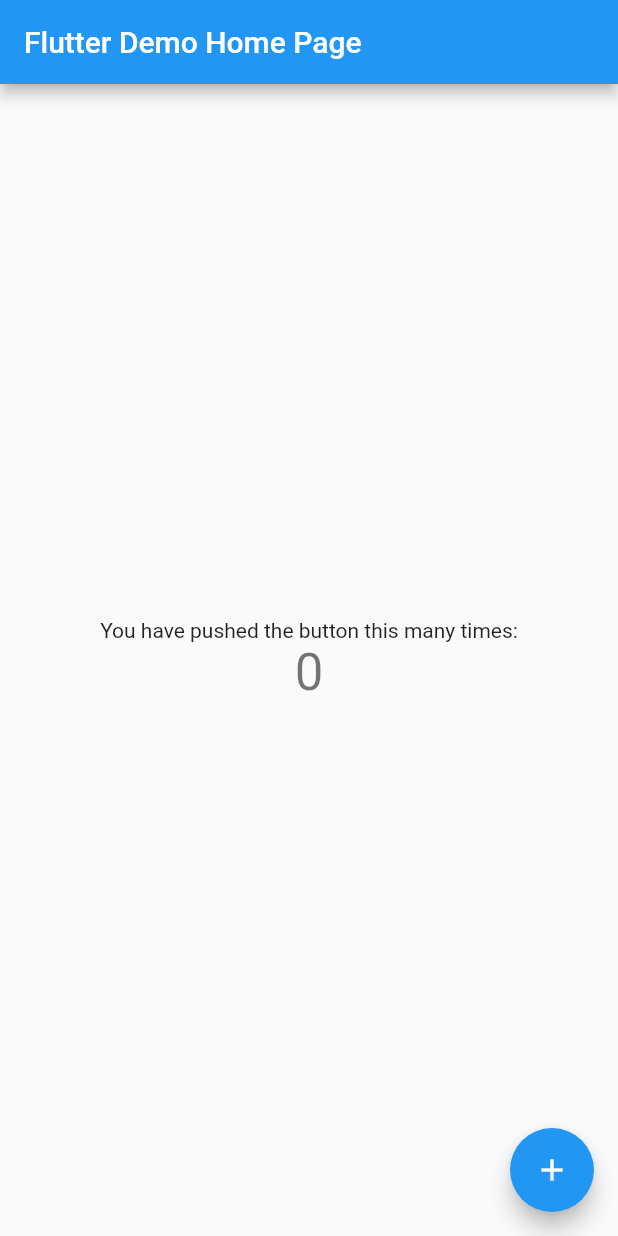
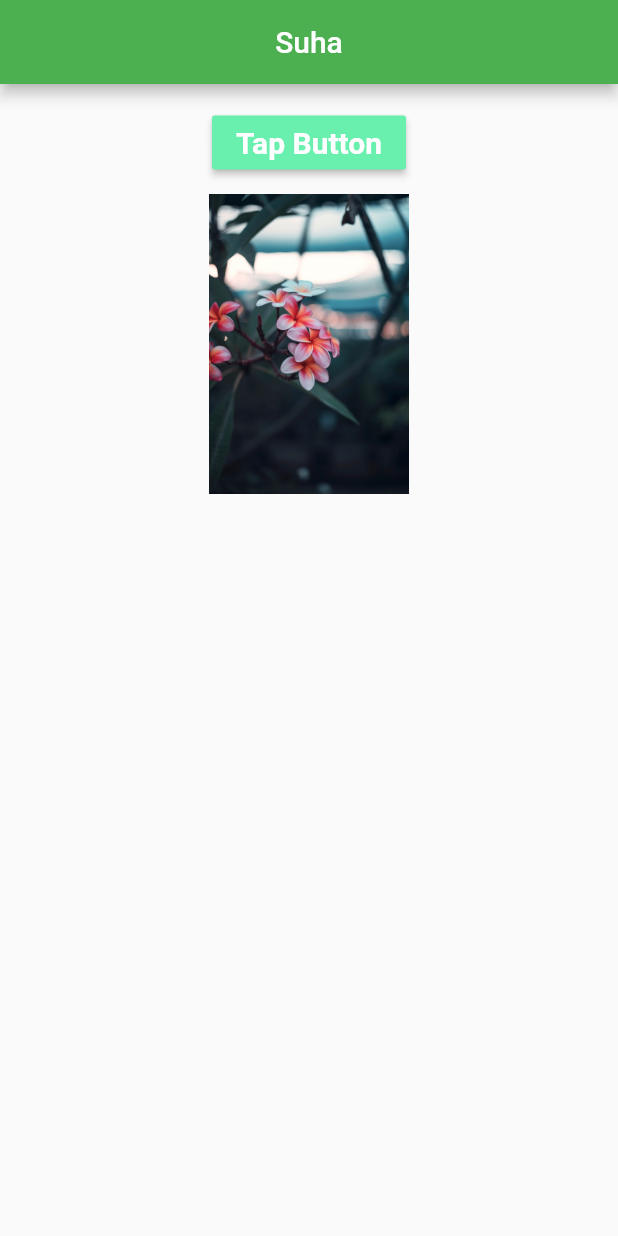
Before and after one commit to jannatsuha/batch-d, a Flutter app: the screen it shows after launch, on a phone screen of 412 x 824 dp. Run offline on Flutter 3.47's test engine with Material 2 defaults, Android fonts, the phone set to English and light mode, and no system bars.

Commit message:
10 Oct, First commit

```diff
--- a/lib/main.dart
+++ b/lib/main.dart
@@ -1,115 +1,75 @@
 import 'package:flutter/material.dart';
 
 void main() {
-  runApp(const MyApp());
+  runApp(const AmarApp());
 }
+String btnText1="Tap Button";
+Color btnColor1=Colors.greenAccent;
+bool img1Visibility=false;
 
-class MyApp extends StatelessWidget {
-  const MyApp({Key? key}) : super(key: key);
+class AmarApp extends StatelessWidget {
+  const AmarApp({Key? key}) : super(key: key);
 
-  // This widget is the root of your application.
   @override
   Widget build(BuildContext context) {
     return MaterialApp(
-      title: 'Flutter Demo',
-      theme: ThemeData(
-        // This is the theme of your application.
-        //
-        // Try running your application with "flutter run". You'll see the
-        // application has a blue toolbar. Then, without quitting the app, try
-        // changing the primarySwatch below to Colors.green and then invoke
-        // "hot reload" (press "r" in the console where you ran "flutter run",
-        // or simply save your changes to "hot reload" in a Flutter IDE).
-        // Notice that the counter didn't reset back to zero; the application
-        // is not restarted.
-        primarySwatch: Colors.blue,
-      ),
-      home: const MyHomePage(title: 'Flutter Demo Home Page'),
+      home: MyHomePage(),
     );
   }
 }
-
 class MyHomePage extends StatefulWidget {
-  const MyHomePage({Key? key, required this.title}) : super(key: key);
-
-  // This widget is the home page of your application. It is stateful, meaning
-  // that it has a State object (defined below) that contains fields that affect
-  // how it looks.
-
-  // This class is the configuration for the state. It holds the values (in this
-  // case the title) provided by the parent (in this case the App widget) and
-  // used by the build method of the State. Fields in a Widget subclass are
-  // always marked "final".
-
-  final String title;
+  const MyHomePage({Key? key}) : super(key: key);
 
   @override
-  State<MyHomePage> createState() => _MyHomePageState();
+  _MyHomePageState createState() => _MyHomePageState();
 }
 
 class _MyHomePageState extends State<MyHomePage> {
-  int _counter = 0;
-
-  void _incrementCounter() {
-    setState(() {
-      // This call to setState tells the Flutter framework that something has
-      // changed in this State, which causes it to rerun the build method below
-      // so that the display can reflect the updated values. If we changed
-      // _counter without calling setState(), then the build method would not be
-      // called again, and so nothing would appear to happen.
-      _counter++;
-    });
-  }
-
   @override
   Widget build(BuildContext context) {
-    // This method is rerun every time setState is called, for instance as done
-    // by the _incrementCounter method above.
-    //
-    // The Flutter framework has been optimized to make rerunning build methods
-    // fast, so that you can just rebuild anything that needs updating rather
-    // than having to individually change instances of widgets.
     return Scaffold(
       appBar: AppBar(
-        // Here we take the value from the MyHomePage object that was created by
-        // the App.build method, and use it to set our appbar title.
-        title: Text(widget.title),
+        backgroundColor: Colors.green,
+        centerTitle: true,
+        title: Text("Suha"),
       ),
-      body: Center(
-        // Center is a layout widget. It takes a single child and positions it
-        // in the middle of the parent.
-        child: Column(
-          // Column is also a layout widget. It takes a list of children and
-          // arranges them vertically. By default, it sizes itself to fit its
-          // children horizontally, and tries to be as tall as its parent.
-          //
-          // Invoke "debug painting" (press "p" in the console, choose the
-          // "Toggle Debug Paint" action from the Flutter Inspector in Android
-          // Studio, or the "Toggle Debug Paint" command in Visual Studio Code)
-          // to see the wireframe for each widget.
-          //
-          // Column has various properties to control how it sizes itself and
-          // how it positions its children. Here we use mainAxisAlignment to
-          // center the children vertically; the main axis here is the vertical
-          // axis because Columns are vertical (the cross axis would be
-          // horizontal).
-          mainAxisAlignment: MainAxisAlignment.center,
-          children: <Widget>[
-            const Text(
-              'You have pushed the button this many times:',
-            ),
-            Text(
-              '$_counter',
-              style: Theme.of(context).textTheme.headline4,
-            ),
-          ],
+      body: SingleChildScrollView(
+        child: Center(
+          child: Column(
+            children: [
+              SizedBox(
+                height: 15,
+              ),
+              RaisedButton(
+                color: btnColor1,
+                child: Text(btnText1,style: TextStyle(
+                  color: Colors.white,fontSize: 20,fontWeight: FontWeight.bold
+                ),),
+                  onPressed:(){
+                  setState(() {
+                    btnText1="Button Pressed";
+                    btnColor1=Colors.black12;
+                    img1Visibility=true;
+                  });
+              }),
+              SizedBox(
+                height: 10,
+              ),
+              Visibility(
+                visible: img1Visibility,
+                child: Image.network(
+                    "https://cdn.pixabay.com/photo/2015/04/19/08/32/marguerite-729510__480.jpg"
+                ),
+              ),
+              Container(
+                height: 200,
+                  width: 250,
+                  child: Image.asset("assets/images/img2.jpg")
+              ),
+            ],
+          ),
         ),
-      ),
-      floatingActionButton: FloatingActionButton(
-        onPressed: _incrementCounter,
-        tooltip: 'Increment',
-        child: const Icon(Icons.add),
-      ), // This trailing comma makes auto-formatting nicer for build methods.
+      )
     );
   }
 }
```
Also changed, not shown: pubspec.yaml (+6 -2 lines), assets/images/img2.jpg (added), assets/images/img3.png (added), assets/images/img4.jpeg (added), assets/images/img5.jpg (added), assets/images/img6.png (added), 1 other file.
